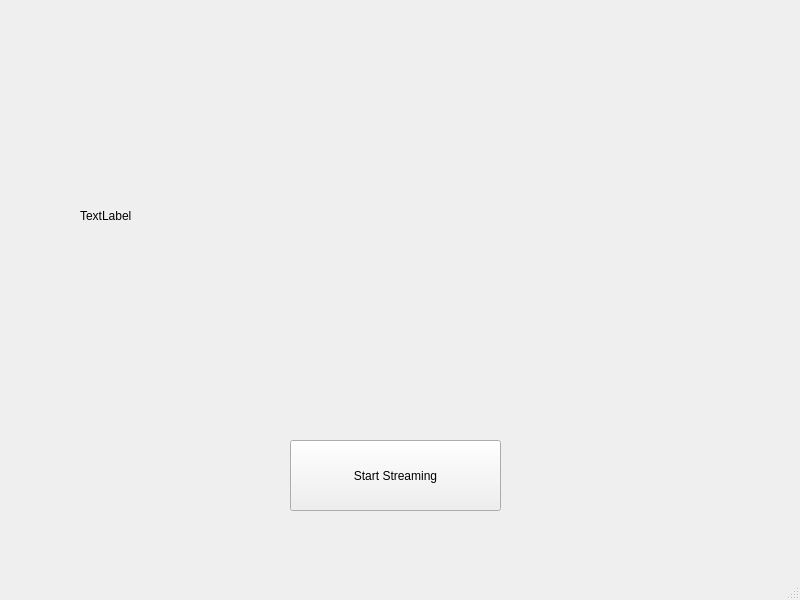
Arways/Server, file socket/streamer_gui.ui: the form before one commit.
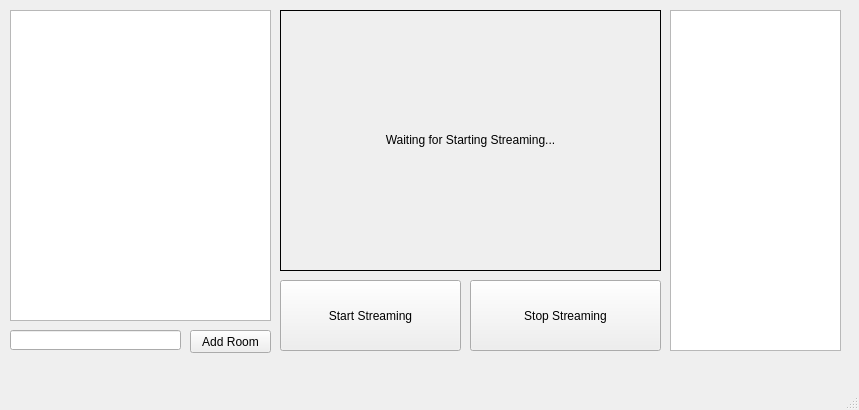
The form after the commit.

Patch:
```diff
--- a/socket/streamer_gui.ui
+++ b/socket/streamer_gui.ui
@@ -6,8 +6,8 @@
    <rect>
     <x>0</x>
     <y>0</y>
-    <width>800</width>
-    <height>600</height>
+    <width>859</width>
+    <height>410</height>
    </rect>
   </property>
   <property name="windowTitle">
@@ -17,22 +17,31 @@
    <widget class="QLabel" name="input_video_label">
     <property name="geometry">
      <rect>
-      <x>80</x>
-      <y>40</y>
-      <width>651</width>
-      <height>351</height>
+      <x>280</x>
+      <y>10</y>
+      <width>381</width>
+      <height>261</height>
      </rect>
     </property>
+    <property name="frameShape">
+     <enum>QFrame::Box</enum>
+    </property>
+    <property name="frameShadow">
+     <enum>QFrame::Plain</enum>
+    </property>
     <property name="text">
-     <string>TextLabel</string>
+     <string>&lt;html&gt;&lt;head/&gt;&lt;body&gt;&lt;p&gt;Waiting for Starting Streaming...&lt;/p&gt;&lt;/body&gt;&lt;/html&gt;</string>
+    </property>
+    <property name="alignment">
+     <set>Qt::AlignCenter</set>
     </property>
    </widget>
    <widget class="QPushButton" name="strat_stream_button">
     <property name="geometry">
      <rect>
-      <x>290</x>
-      <y>440</y>
-      <width>211</width>
+      <x>280</x>
+      <y>280</y>
+      <width>181</width>
       <height>71</height>
      </rect>
     </property>
@@ -40,6 +49,62 @@
      <string>Start Streaming</string>
     </property>
    </widget>
+   <widget class="QListView" name="broad_list_view">
+    <property name="geometry">
+     <rect>
+      <x>10</x>
+      <y>10</y>
+      <width>261</width>
+      <height>311</height>
+     </rect>
+    </property>
+   </widget>
+   <widget class="QPushButton" name="broad_add_button">
+    <property name="geometry">
+     <rect>
+      <x>190</x>
+      <y>330</y>
+      <width>81</width>
+      <height>23</height>
+     </rect>
+    </property>
+    <property name="text">
+     <string>Add Room</string>
+    </property>
+   </widget>
+   <widget class="QLineEdit" name="broad_name_edit">
+    <property name="geometry">
+     <rect>
+      <x>10</x>
+      <y>330</y>
+      <width>171</width>
+      <height>20</height>
+     </rect>
+    </property>
+   </widget>
+   <widget class="QPushButton" name="stop_stream_button">
+    <property name="geometry">
+     <rect>
+      <x>470</x>
+      <y>280</y>
+      <width>191</width>
+      <height>71</height>
+     </rect>
+    </property>
+    <property name="text">
+     <string>Stop Streaming</string>
+    </property>
+   </widget>
+   <widget class="QTextEdit" name="log_edit">
+    <property name="geometry">
+     <rect>
+      <x>670</x>
+      <y>10</y>
+      <width>171</width>
+      <height>341</height>
+     </rect>
+    </property>
+   </widget>
   </widget>
   <widget class="QMenuBar" name="menubar">
    <property name="geometry">
```
Left out of the diff: 6 changed lines with no effect on the pictures.
